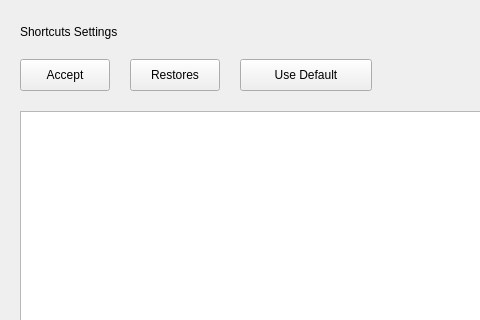
Above: plugins/devices/keyboardcontrol/keyboardcontrol.ui from ukui/ukui-control-center before the change; both pictures show x 0 to 480 and y 0 to 320 of the 800 by 710 pixel window. Below: the same form after it.
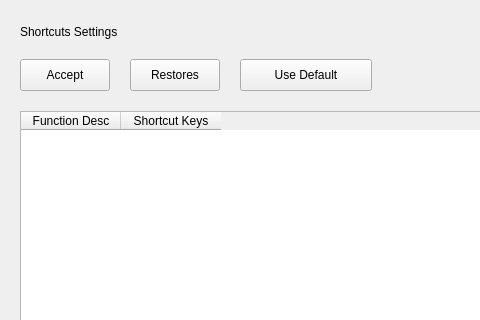
That is the form after the change. The open tabs and pages were chosen to show the change.

Diff of the .ui file:
```diff
--- a/plugins/devices/keyboardcontrol/keyboardcontrol.ui
+++ b/plugins/devices/keyboardcontrol/keyboardcontrol.ui
@@ -887,7 +887,18 @@
         </layout>
        </item>
        <item>
-        <widget class="QListWidget" name="listWidget"/>
+        <widget class="QTableWidget" name="tableWidget">
+         <column>
+          <property name="text">
+           <string>Function Desc</string>
+          </property>
+         </column>
+         <column>
+          <property name="text">
+           <string>Shortcut Keys</string>
+          </property>
+         </column>
+        </widget>
        </item>
        <item>
         <spacer name="verticalSpacer_5">
```
